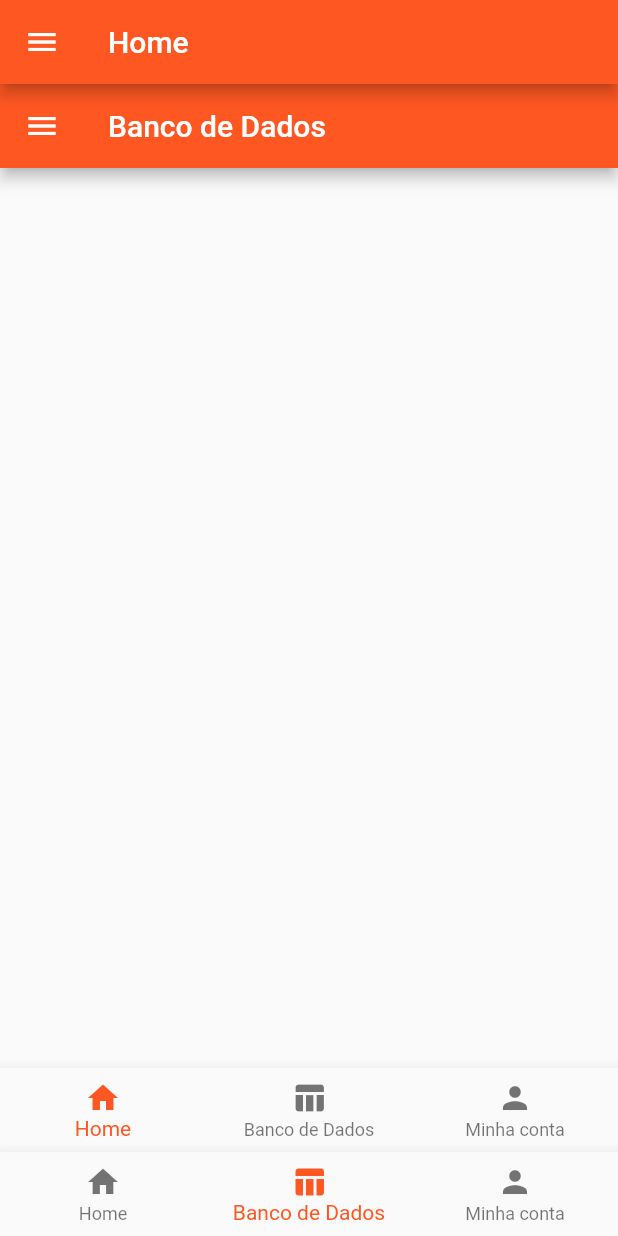
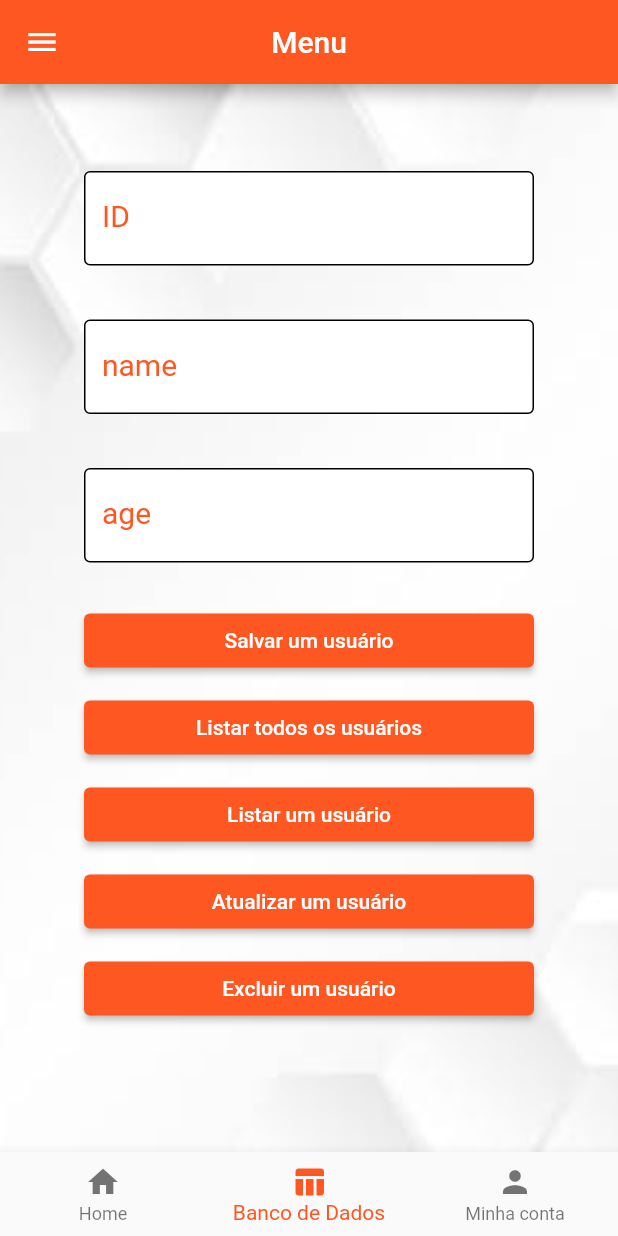
Before and after one commit to samuelcorocha/mobile-flutter, a Flutter app: the MenuPage screen opened directly, item 2 of the bottom bar chosen, on a phone screen of 412 x 824 dp. Run offline on Flutter 3.47's test engine with Material 2 defaults, Android fonts, the phone set to English and light mode, and no system bars; our stand-ins replace shared_preferences, sqflite; accounts and stored records are empty.

Commit message:
Implementação do sqflite

```diff
--- /dev/null
+++ b/lib/pages/database.dart
@@ -0,0 +1,306 @@
+import 'package:flutter/material.dart';
+import 'package:sqflite/sqflite.dart';
+import 'package:path/path.dart';
+
+class DatabasePage extends StatefulWidget {
+  const DatabasePage({super.key});
+
+  @override
+  _DatabasePage createState() => _DatabasePage();
+}
+
+class _DatabasePage extends State<DatabasePage> {
+  _restoreDatabase() async {
+    final pathdb = await getDatabasesPath();
+    final localdb = join(pathdb, "database.db");
+    Database database = await openDatabase(localdb, version: 1,
+        onCreate: (Database db, int version) async {
+      String sql = "CREATE TABLE IF NOT EXISTS users("
+          "id INTEGER PRIMARY KEY AUTOINCREMENT, "
+          "name VARCHAR, age INTEGER)";
+      await db.execute(sql);
+    });
+    return database;
+  }
+
+  _saveData(String name, int age) async {
+    Database db = await _restoreDatabase();
+    print("Aberto " + db.toString());
+    Map<String, dynamic> userData = {
+      "name": name,
+      "age": age,
+    };
+    int id = await db.insert("users", userData);
+    print("Salvo: $id ");
+  }
+
+  _listUsers() async {
+    Database db = await _restoreDatabase();
+    String sql = "SELECT * FROM users";
+    List users = await db.rawQuery(sql);
+    for (var user in users) {
+      print("ID: " +
+          user['id'].toString() +
+          "\tNome: " +
+          user['name'] +
+          "\tIdade: " +
+          user['age'].toString());
+    }
+  }
+
+  _listAnUser(int id) async {
+    Database db = await _restoreDatabase();
+    List users = await db.query("users",
+        columns: ["id", "name", "age"], where: "id = ?", whereArgs: [id]);
+    for (var user in users) {
+      print("ID: " +
+          user['id'].toString() +
+          "\tNome: " +
+          user['name'] +
+          "\tIdade: " +
+          user['age'].toString());
+    }
+  }
+
+  _excludeAnUser(int id) async {
+    Database db = await _restoreDatabase();
+    int res = await db.delete("users", where: "id = ?", whereArgs: [id]);
+    print("Itens excluidos: " + res.toString());
+  }
+
+  _updateAnUser(int id, String name, int age) async {
+    Database db = await _restoreDatabase();
+    Map<String, dynamic> userData = {
+      "name": name,
+      "age": age,
+    };
+    int res =
+        await db.update("users", userData, where: "id = ?", whereArgs: [id]);
+    print("Itens atualizados: " + res.toString());
+  }
+
+  TextEditingController _name = TextEditingController();
+  TextEditingController _age = TextEditingController();
+  TextEditingController _id = TextEditingController();
+
+  @override
+  Widget build(BuildContext context) {
+    return ListView(
+      children: [
+        Column(
+          mainAxisAlignment: MainAxisAlignment.center,
+          children: [
+            const SizedBox(
+              height: 50,
+            ),
+            Row(
+              mainAxisAlignment: MainAxisAlignment.center,
+              children: [
+                Padding(
+                  padding: const EdgeInsets.all(8.0),
+                  child: SizedBox(
+                    width: 300,
+                    child: TextFormField(
+                      keyboardType: TextInputType.name,
+                      controller: _id,
+                      decoration: const InputDecoration(
+                        labelText: "ID",
+                        labelStyle: TextStyle(color: Colors.deepOrange),
+                        filled: true,
+                        fillColor: Colors.white,
+                        enabledBorder: OutlineInputBorder(
+                          borderSide: BorderSide(color: Colors.black),
+                        ),
+                        focusedBorder: OutlineInputBorder(
+                          borderSide: BorderSide(color: Colors.deepOrange),
+                        ),
+                      ),
+                      style: const TextStyle(
+                        color: Colors.black,
+                        fontSize: 20,
+                      ),
+                    ),
+                  ),
+                ),
+              ],
+            ),
+            const SizedBox(
+              height: 20,
+            ),
+            Row(
+              mainAxisAlignment: MainAxisAlignment.center,
+              children: [
+                Padding(
+                  padding: const EdgeInsets.all(8.0),
+                  child: SizedBox(
+                    width: 300,
+                    child: TextFormField(
+                      keyboardType: TextInputType.name,
+                      controller: _name,
+                      decoration: const InputDecoration(
+                        labelText: "name",
+                        labelStyle: TextStyle(color: Colors.deepOrange),
+                        filled: true,
+                        fillColor: Colors.white,
+                        enabledBorder: OutlineInputBorder(
+                          borderSide: BorderSide(color: Colors.black),
+                        ),
+                        focusedBorder: OutlineInputBorder(
+                          borderSide: BorderSide(color: Colors.deepOrange),
+                        ),
+                      ),
+                      style: const TextStyle(
+                        color: Colors.black,
+                        fontSize: 20,
+                      ),
+                    ),
+                  ),
+                ),
+              ],
+            ),
+            const SizedBox(
+              height: 20,
+            ),
+            Row(
+              mainAxisAlignment: MainAxisAlignment.center,
+              children: [
+                Padding(
+                  padding: const EdgeInsets.all(8.0),
+                  child: SizedBox(
+                    width: 300,
+                    child: TextFormField(
+                      keyboardType: TextInputType.name,
+                      controller: _age,
+                      decoration: const InputDecoration(
+                        labelText: "age",
+                        labelStyle: TextStyle(color: Colors.deepOrange),
+                        filled: true,
+                        fillColor: Colors.white,
+                        enabledBorder: OutlineInputBorder(
+                          borderSide: BorderSide(color: Colors.black),
+                        ),
+                        focusedBorder: OutlineInputBorder(
+                          borderSide: BorderSide(color: Colors.deepOrange),
+                        ),
+                      ),
+                      style: const TextStyle(
+                        color: Colors.black,
+                        fontSize: 20,
+                      ),
+                    ),
+                  ),
+                ),
+              ],
+            ),
+            const SizedBox(
+              height: 20,
+            ),
+            Row(
+              mainAxisAlignment: MainAxisAlignment.center,
+              children: [
+                SizedBox(
+                  width: 300,
+                  child: ElevatedButton(
+                    onPressed: () {
+                      _saveData(_name.text, int.parse(_age.text));
+                    },
+                    style: ButtonStyle(
+                      backgroundColor:
+                          MaterialStatePropertyAll<Color>(Colors.deepOrange),
+                    ),
+                    child: const Text("Salvar um usuário"),
+                  ),
+                ),
+              ],
+            ),
+            const SizedBox(
+              height: 10,
+            ),
+            Row(
+              mainAxisAlignment: MainAxisAlignment.center,
+              children: [
+                SizedBox(
+                  width: 300,
+                  child: ElevatedButton(
+                    onPressed: () {
+                      _listUsers();
+                    },
+                    style: ButtonStyle(
+                      backgroundColor:
+                          MaterialStatePropertyAll<Color>(Colors.deepOrange),
+                    ),
+                    child: const Text("Listar todos os usuários"),
+                  ),
+                ),
+              ],
+            ),
+            const SizedBox(
+              height: 10,
+            ),
+            Row(
+              mainAxisAlignment: MainAxisAlignment.center,
+              children: [
+                SizedBox(
+                  width: 300,
+                  child: ElevatedButton(
+                    onPressed: () {
+                      _listAnUser(int.parse(_id.text));
+                    },
+                    style: ButtonStyle(
+                      backgroundColor:
+                          MaterialStatePropertyAll<Color>(Colors.deepOrange),
+                    ),
+                    child: const Text("Listar um usuário"),
+                  ),
+                ),
+              ],
+            ),
+            const SizedBox(
+              height: 10,
+            ),
+            Row(
+              mainAxisAlignment: MainAxisAlignment.center,
+              children: [
+                SizedBox(
+                  width: 300,
+                  child: ElevatedButton(
+                    onPressed: () {
+                      _updateAnUser(int.parse(_id.text), _name.text,
+                          int.parse(_age.text));
+                    },
+                    style: ButtonStyle(
+                      backgroundColor:
+                          MaterialStatePropertyAll<Color>(Colors.deepOrange),
+                    ),
+                    child: const Text("Atualizar um usuário"),
+                  ),
+                ),
+              ],
+            ),
+            const SizedBox(
+              height: 10,
+            ),
+            Row(
+              mainAxisAlignment: MainAxisAlignment.center,
+              children: [
+                SizedBox(
+                  width: 300,
+                  child: ElevatedButton(
+                    onPressed: () {
+                      _excludeAnUser(int.parse(_id.text));
+                    },
+                    style: ButtonStyle(
+                      backgroundColor:
+                          MaterialStatePropertyAll<Color>(Colors.deepOrange),
+                    ),
+                    child: const Text("Excluir um usuário"),
+                  ),
+                ),
+              ],
+            ),
+          ],
+        ),
+      ],
+    );
+  }
+}
--- a/lib/pages/menu.dart
+++ b/lib/pages/menu.dart
@@ -1,6 +1,6 @@
 import 'package:flutter/material.dart';
 import 'package:lddm_projects/pages/profile.dart';
-import 'package:lddm_projects/pages/data_base.dart';
+import 'package:lddm_projects/pages/database.dart';
 import 'package:lddm_projects/pages/sign_in.dart';
 import 'package:shared_preferences/shared_preferences.dart';
 
@@ -19,7 +19,8 @@ class _MenuPage extends State<MenuPage> {
   Widget build(BuildContext context) {
     return Scaffold(
       appBar: AppBar(
-        title: const Text('Home'),
+        title: const Text('Menu'),
+        centerTitle: true,
         backgroundColor: Colors.deepOrange,
       ),
       drawer: const Drawer(),
```
Also changed, not shown: lib/pages/home.dart (+4 -3 lines), lib/pages/log_in.dart (+9 -7 lines), lib/pages/profile.dart (+59 -18 lines).
